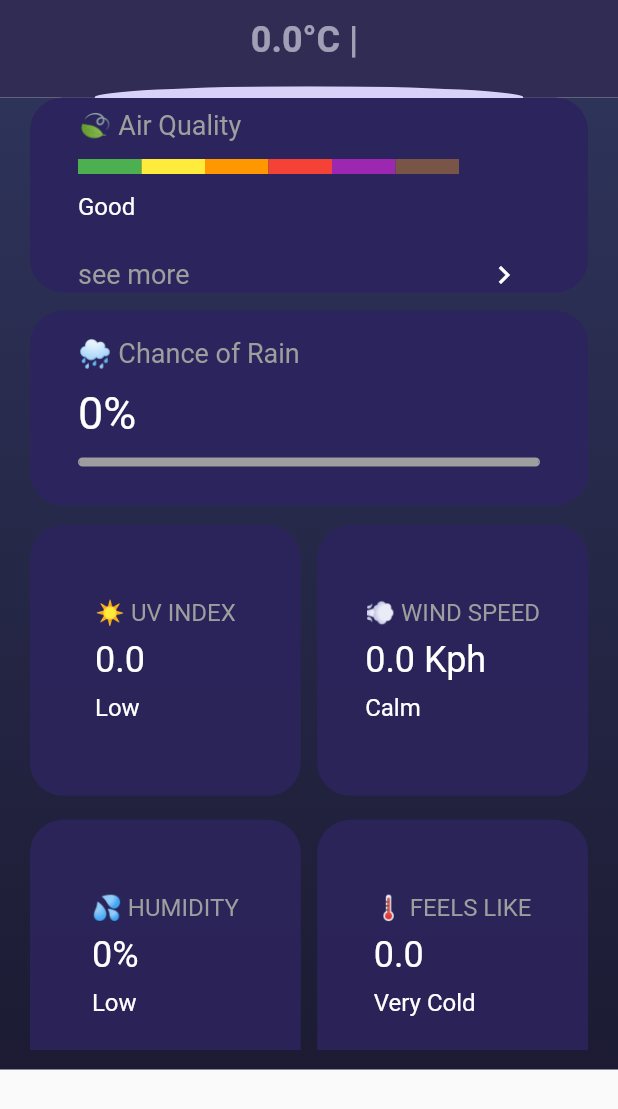
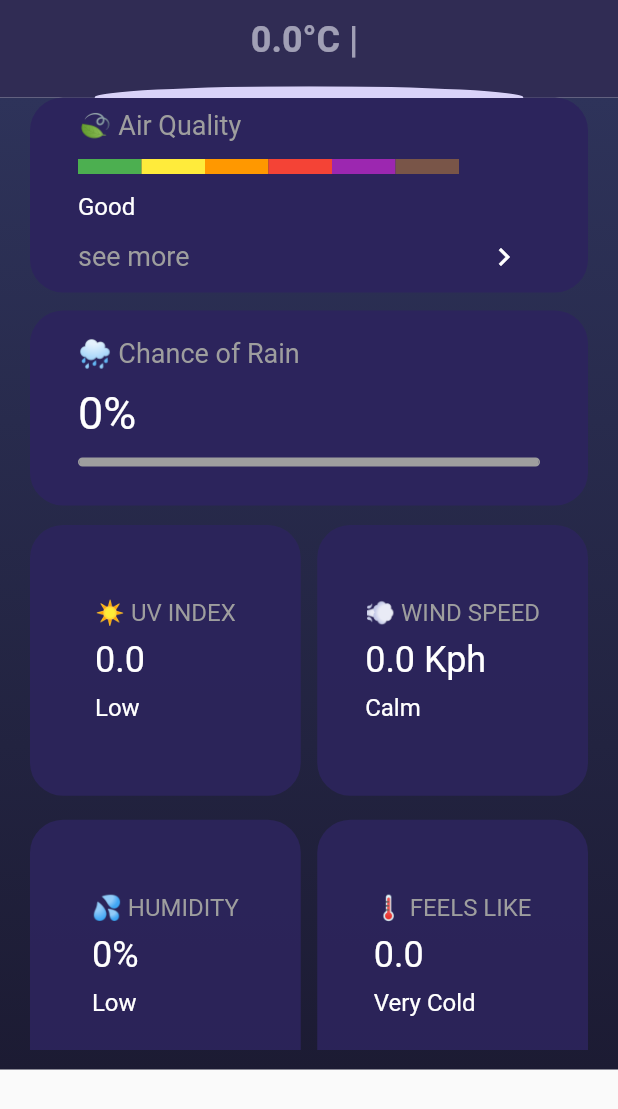
Before and after one commit to nmustakim/weather_app_rest_api_flutter, a Flutter app: the ForecastHourDetails screen opened directly with empty values, on a phone screen of 412 x 824 dp. Shown: the top 1109 px of the screen. Run offline on Flutter 3.47's test engine with Material 2 defaults, Android fonts, the phone set to English and light mode, and no system bars; our stand-ins replace geolocator, get, google_fonts; statements that could not run were skipped.

Commit message:
overflow fixed

```diff
--- a/lib/screens/forecast_hour_details.dart
+++ b/lib/screens/forecast_hour_details.dart
@@ -122,7 +122,6 @@ class ForecastHourDetails extends StatelessWidget {
                             color: Colors.white, fontSize: 16),
                       ),
 
-                      const SizedBox(height: 12),
                       Row(
                         mainAxisAlignment: MainAxisAlignment.spaceBetween,
                         children: [
```
